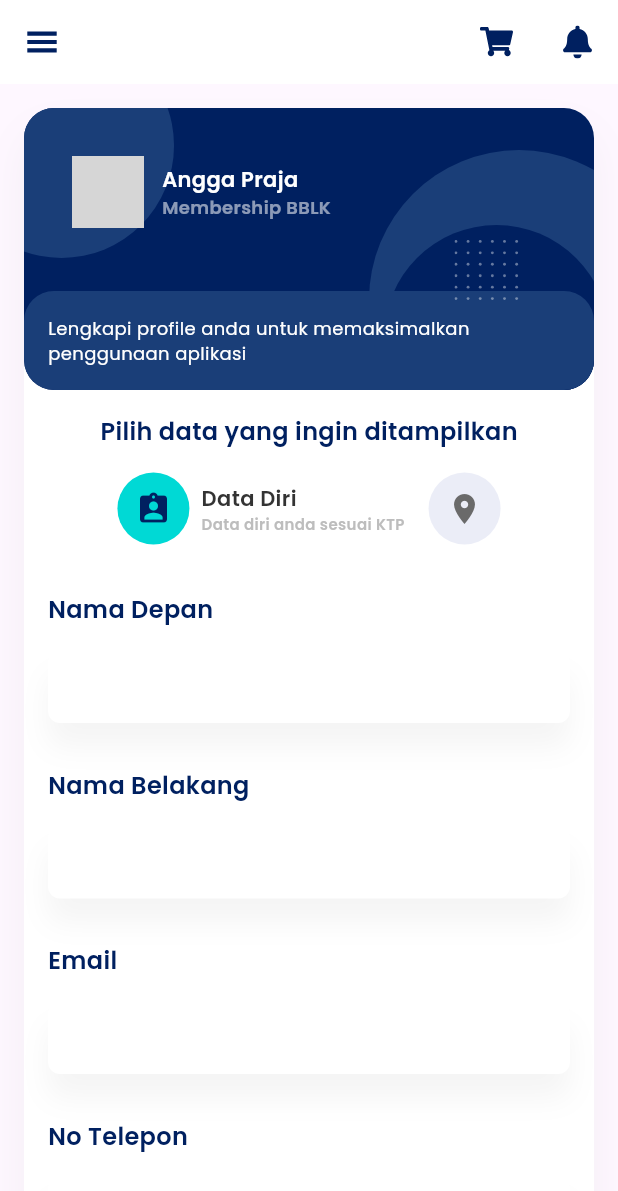
After one commit to hamcuks/vascomm-test, a Flutter app: the ProfileView screen opened directly, in the side drawer, after a tap on the "close" icon, on a phone screen of 412 x 824 dp. The commit adds this screen. Shown: the top 1191 px of the screen. Run offline on Flutter 3.47's test engine with Material 3 defaults, Android fonts, the phone set to English and light mode, and no system bars; our stand-ins replace auto_size_text, bloc, dio, equatable, flutter_bloc, flutter_easyloading and 3 more; network calls fail; grey boxes are pictures that could not be loaded.

Commit message:
feat(view): create profile view

```diff
--- /dev/null
+++ b/lib/features/profile/presentation/views/profile_view.dart
@@ -0,0 +1,310 @@
+import 'package:flutter/material.dart';
+import 'package:flutter_svg/flutter_svg.dart';
+import 'package:google_fonts/google_fonts.dart';
+import 'package:vascomm_test/shared/presentation/widgets/app_button.dart';
+import 'package:vascomm_test/shared/presentation/widgets/app_drawer.dart';
+import 'package:vascomm_test/shared/presentation/widgets/app_input_form.dart';
+import 'package:vascomm_test/shared/presentation/widgets/notification_banner.dart';
+
+class ProfileView extends StatelessWidget {
+  ProfileView({super.key});
+
+  final GlobalKey<ScaffoldState> _key = GlobalKey();
+
+  @override
+  Widget build(BuildContext context) {
+    return SafeArea(
+      child: Scaffold(
+        key: _key,
+        appBar: AppBar(
+          backgroundColor: Colors.white,
+          surfaceTintColor: Colors.white,
+          leading: GestureDetector(
+            onTap: () {
+              _key.currentState?.openEndDrawer();
+            },
+            child: SvgPicture.asset(
+              'assets/icons/dash-menu-ic.svg',
+              height: 16,
+              width: 16,
+              fit: BoxFit.scaleDown,
+            ),
+          ),
+          actions: [
+            SvgPicture.asset('assets/icons/cart-ic.svg'),
+            const SizedBox(width: 32),
+            SvgPicture.asset('assets/icons/notif-new-ic.svg'),
+            const SizedBox(width: 16),
+          ],
+        ),
+        endDrawer: const AppDrawer(),
+        body: SingleChildScrollView(
+          child: Column(
+            children: [
+              Padding(
+                padding: const EdgeInsets.all(16),
+                child: Container(
+                  decoration: BoxDecoration(
+                    color: Colors.white,
+                    borderRadius: BorderRadius.circular(20),
+                    boxShadow: [
+                      BoxShadow(
+                        offset: const Offset(0, 16),
+                        color: const Color(0xFFBEBEBE).withOpacity(0.16),
+                        blurRadius: 24,
+                      )
+                    ],
+                  ),
+                  child: Column(
+                    children: [
+                      const _ProfileCard(),
+                      const SizedBox(height: 16),
+                      Text(
+                        'Pilih data yang ingin ditampilkan',
+                        style: GoogleFonts.poppins(
+                          fontSize: 16,
+                          fontWeight: FontWeight.w600,
+                          color: const Color(0xFF002060),
+                        ),
+                      ),
+                      const SizedBox(height: 16),
+                      Row(
+                        mainAxisAlignment: MainAxisAlignment.center,
+                        children: [
+                          Row(
+                            children: [
+                              Container(
+                                width: 48,
+                                height: 48,
+                                decoration: const BoxDecoration(
+                                  color: Color(0xFF00D9D5),
+                                  shape: BoxShape.circle,
+                                ),
+                                child: const Icon(
+                                  Icons.assignment_ind,
+                                  color: Color(0xFF002060),
+                                ),
+                              ),
+                              const SizedBox(width: 8),
+                              Column(
+                                crossAxisAlignment: CrossAxisAlignment.start,
+                                children: [
+                                  Text(
+                                    'Data Diri',
+                                    style: GoogleFonts.poppins(
+                                      fontSize: 14,
+                                      fontWeight: FontWeight.w600,
+                                      color: const Color(0xFF333333),
+                                    ),
+                                  ),
+                                  Text(
+                                    'Data diri anda sesuai KTP',
+                                    style: GoogleFonts.poppins(
+                                      fontSize: 10,
+                                      fontWeight: FontWeight.w600,
+                                      color: const Color(0xFFBDBDBD),
+                                    ),
+                                  ),
+                                ],
+                              )
+                            ],
+                          ),
+                          const SizedBox(width: 16),
+                          Container(
+                            width: 48,
+                            height: 48,
+                            decoration: const BoxDecoration(
+                              color: Color(0xFFEBEDF7),
+                              shape: BoxShape.circle,
+                            ),
+                            child: const Icon(
+                              Icons.location_on,
+                              color: Color(0xFF6A6A6A),
+                            ),
+                          ),
+                        ],
+                      ),
+                      const SizedBox(height: 16),
+                      Padding(
+                        padding: const EdgeInsets.all(16),
+                        child: Form(
+                          child: Column(
+                            children: [
+                              const AppInputForm(
+                                title: 'Nama Depan',
+                              ),
+                              const SizedBox(height: 30),
+                              const AppInputForm(
+                                title: 'Nama Belakang',
+                              ),
+                              const SizedBox(height: 30),
+                              const AppInputForm(
+                                title: 'Email',
+                              ),
+                              const SizedBox(height: 30),
+                              const AppInputForm(
+                                title: 'No Telepon',
+                              ),
+                              const SizedBox(height: 30),
+                              const AppInputForm(
+                                title: 'No. KTP',
+                              ),
+                              const SizedBox(height: 34),
+                              Row(
+                                children: [
+                                  const Icon(
+                                    Icons.info,
+                                    color: Color(0xFF002060),
+                                  ),
+                                  const SizedBox(width: 16),
+                                  Flexible(
+                                    child: Text(
+                                      'Pastikan profile anda terisi dengan benar, data pribadi anda terjamin keamanannya',
+                                      style: GoogleFonts.poppins(
+                                        fontSize: 12,
+                                        color: const Color(0xFF6A6A6A),
+                                      ),
+                                    ),
+                                  )
+                                ],
+                              ),
+                              const SizedBox(height: 34),
+                              AppButton(
+                                title: 'Simpan Profil',
+                                icon: const Icon(Icons.save),
+                                onPressed: () {},
+                              )
+                            ],
+                          ),
+                        ),
+                      ),
+                    ],
+                  ),
+                ),
+              ),
+              const NotificationBanner(),
+            ],
+          ),
+        ),
+      ),
+    );
+  }
+}
+
+class _ProfileCard extends StatelessWidget {
+  const _ProfileCard();
+
+  @override
+  Widget build(BuildContext context) {
+    return Container(
+      width: double.maxFinite,
+      height: 188,
+      decoration: BoxDecoration(
+        color: const Color(0xFF002060),
+        borderRadius: BorderRadius.circular(20),
+      ),
+      clipBehavior: Clip.antiAlias,
+      child: Stack(
+        children: [
+          Positioned(
+            left: -50,
+            top: -50,
+            child: Container(
+              width: 150,
+              height: 150,
+              decoration: const BoxDecoration(
+                color: Color(0xFF1A3E78),
+                shape: BoxShape.circle,
+              ),
+            ),
+          ),
+          Positioned(
+            right: -50,
+            bottom: -40,
+            child: Container(
+              width: 200,
+              height: 200,
+              decoration: const BoxDecoration(
+                color: Color(0xFF1A3E78),
+                shape: BoxShape.circle,
+              ),
+            ),
+          ),
+          Positioned(
+            right: -10,
+            bottom: -40,
+            child: Container(
+              width: 150,
+              height: 150,
+              decoration: const BoxDecoration(
+                color: Color(0xFF002060),
+                shape: BoxShape.circle,
+              ),
+            ),
+          ),
+          Column(
+            children: [
+              Padding(
+                padding: const EdgeInsets.all(32),
+                child: Row(
+                  children: [
+                    const CircleAvatar(
+                      radius: 24,
+                      backgroundImage: NetworkImage(
+                        'https://ps.w.org/user-avatar-reloaded/assets/icon-256x256.png?rev=2540745',
+                      ),
+                    ),
+                    const SizedBox(width: 12),
+                    Column(
+                      crossAxisAlignment: CrossAxisAlignment.start,
+                      children: [
+                        Text(
+                          'Angga Praja',
+                          style: GoogleFonts.poppins(
+                            fontSize: 14,
+                            fontWeight: FontWeight.w600,
+                            color: Colors.white,
+                          ),
+                        ),
+                        Text(
+                          'Membership BBLK',
+                          style: GoogleFonts.poppins(
+                            fontSize: 12,
+                            fontWeight: FontWeight.w600,
+                            color: Colors.white.withOpacity(.55),
+                          ),
+                        ),
+                      ],
+                    )
+                  ],
+                ),
+              ),
+              const Spacer(),
+              Container(
+                width: double.maxFinite,
+                padding: const EdgeInsets.all(16),
+                decoration: BoxDecoration(
+                  color: const Color(0xFF1A3E78),
+                  borderRadius: BorderRadius.circular(20),
+                ),
+                child: Text(
+                  'Lengkapi profile anda untuk memaksimalkan penggunaan aplikasi',
+                  style: GoogleFonts.poppins(
+                    fontSize: 12,
+                    color: Colors.white,
+                    fontWeight: FontWeight.w400,
+                  ),
+                ),
+              ),
+            ],
+          ),
+          Positioned(
+            right: 50,
+            bottom: 60,
+            child: SvgPicture.asset('assets/images/dot-background.svg'),
+          ),
+        ],
+      ),
+    );
+  }
+}
--- a/lib/shared/presentation/widgets/app_drawer.dart
+++ b/lib/shared/presentation/widgets/app_drawer.dart
@@ -1,6 +1,8 @@
 import 'package:flutter/material.dart';
+import 'package:flutter/widgets.dart';
 import 'package:flutter_svg/flutter_svg.dart';
 import 'package:google_fonts/google_fonts.dart';
+import 'package:vascomm_test/features/profile/presentation/views/profile_view.dart';
 import 'package:vascomm_test/shared/presentation/widgets/app_button.dart';
 
 class AppDrawer extends StatelessWidget {
@@ -16,7 +18,28 @@ class AppDrawer extends StatelessWidget {
       ),
       backgroundColor: Colors.white,
       surfaceTintColor: Colors.white,
-      child: Padding(
+      child: Stack(
+        clipBehavior: Clip.none,
+        children: [
+          Positioned(
+            top: 20,
+            left: 20,
+            child: GestureDetector(
+              onTap: () => Navigator.pop(context),
+              child: Container(
+                width: 32,
+                height: 32,
+                decoration: const BoxDecoration(
+                  color: Colors.white,
+                  shape: BoxShape.circle,
+                ),
+                child: const Center(
+                  child: Icon(Icons.close),
+                ),
+              ),
+            ),
+          ),
+          Padding(
             padding: const EdgeInsets.symmetric(horizontal: 24, vertical: 64),
             child: Column(
               crossAxisAlignment: CrossAxisAlignment.start,
@@ -60,7 +83,12 @@ class AppDrawer extends StatelessWidget {
                     children: [
                       _DrawerItemLink(
                         title: 'Profil Saya',
-                    onTap: () {},
+                        onTap: () => Navigator.push(
+                          context,
+                          MaterialPageRoute(
+                            builder: (context) => ProfileView(),
+                          ),
+                        ),
                       ),
                       const _DrawerItemLink(title: 'Pengaturan'),
                       const SizedBox(height: 40),
@@ -120,6 +148,8 @@ class AppDrawer extends StatelessWidget {
               ],
             ),
           ),
+        ],
+      ),
     );
   }
 }
```
Lines whose indentation alone changed are shown as unchanged.
